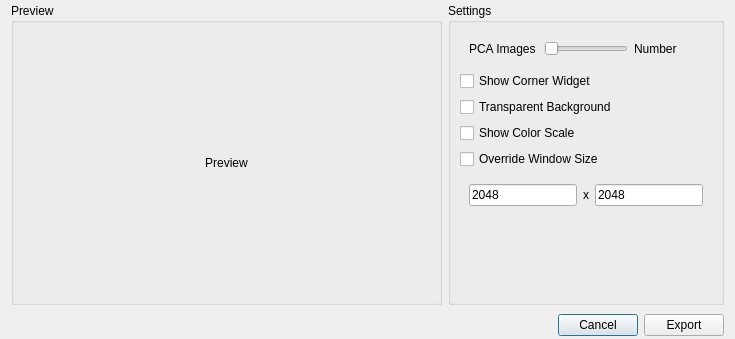
Qt form Studio/src/Interface/ExportImageDialog.ui (SCIInstitute/ShapeWorks) before a commit.
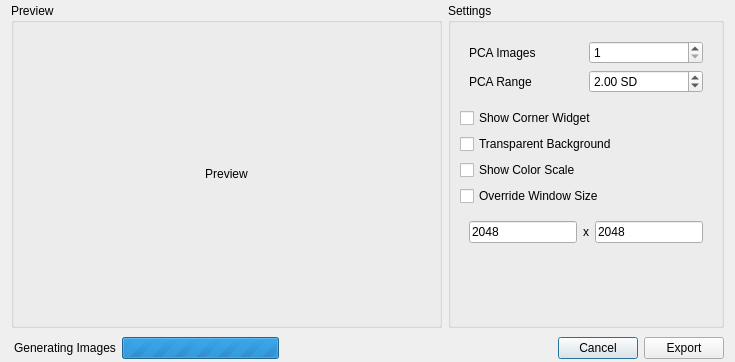
The same form after that commit. Custom widgets are drawn as their Qt base class.

Commit message: Adding PCA range, progressbar, finish basic pca export.

The edit to the form file:
```diff
--- a/Studio/src/Interface/ExportImageDialog.ui
+++ b/Studio/src/Interface/ExportImageDialog.ui
@@ -7,7 +7,7 @@
     <x>0</x>
     <y>0</y>
     <width>735</width>
-    <height>339</height>
+    <height>362</height>
    </rect>
   </property>
   <property name="sizePolicy">
@@ -183,25 +183,6 @@
          <item row="0" column="0">
           <widget class="QWidget" name="pca_widget" native="true">
            <layout class="QGridLayout" name="gridLayout_4">
-            <item row="0" column="1">
-             <widget class="QSlider" name="pca_num_images_slider">
-              <property name="sizePolicy">
-               <sizepolicy hsizetype="Minimum" vsizetype="Fixed">
-                <horstretch>0</horstretch>
-                <verstretch>0</verstretch>
-               </sizepolicy>
-              </property>
-              <property name="minimum">
-               <number>1</number>
-              </property>
-              <property name="maximum">
-               <number>5</number>
-              </property>
-              <property name="orientation">
-               <enum>Qt::Horizontal</enum>
-              </property>
-             </widget>
-            </item>
             <item row="0" column="0">
              <widget class="QLabel" name="pca_images_label">
               <property name="text">
@@ -209,10 +190,36 @@
               </property>
              </widget>
             </item>
-            <item row="0" column="2">
-             <widget class="QLabel" name="pca_num_images_label">
+            <item row="0" column="1">
+             <widget class="QSpinBox" name="pca_num_images">
+              <property name="minimum">
+               <number>1</number>
+              </property>
+              <property name="maximum">
+               <number>5</number>
+              </property>
+             </widget>
+            </item>
+            <item row="1" column="0">
+             <widget class="QLabel" name="pca_range_label">
               <property name="text">
-               <string>Number</string>
+               <string>PCA Range</string>
+              </property>
+             </widget>
+            </item>
+            <item row="1" column="1">
+             <widget class="QDoubleSpinBox" name="pca_range">
+              <property name="suffix">
+               <string> SD</string>
+              </property>
+              <property name="minimum">
+               <double>0.010000000000000</double>
+              </property>
+              <property name="maximum">
+               <double>1000.000000000000000</double>
+              </property>
+              <property name="value">
+               <double>2.000000000000000</double>
               </property>
              </widget>
             </item>
@@ -260,6 +267,41 @@
       <property name="bottomMargin">
        <number>0</number>
       </property>
+      <item>
+       <widget class="QWidget" name="progress_widget" native="true">
+        <layout class="QGridLayout" name="gridLayout_6">
+         <property name="leftMargin">
+          <number>3</number>
+         </property>
+         <property name="topMargin">
+          <number>0</number>
+         </property>
+         <property name="rightMargin">
+          <number>3</number>
+         </property>
+         <property name="bottomMargin">
+          <number>0</number>
+         </property>
+         <item row="0" column="1">
+          <widget class="QProgressBar" name="progress">
+           <property name="maximum">
+            <number>0</number>
+           </property>
+           <property name="value">
+            <number>0</number>
+           </property>
+          </widget>
+         </item>
+         <item row="0" column="0">
+          <widget class="QLabel" name="progress_label">
+           <property name="text">
+            <string>Generating Images</string>
+           </property>
+          </widget>
+         </item>
+        </layout>
+       </widget>
+      </item>
       <item>
        <spacer name="horizontalSpacer">
         <property name="orientation">
```
The commit also changes 8 other files.
